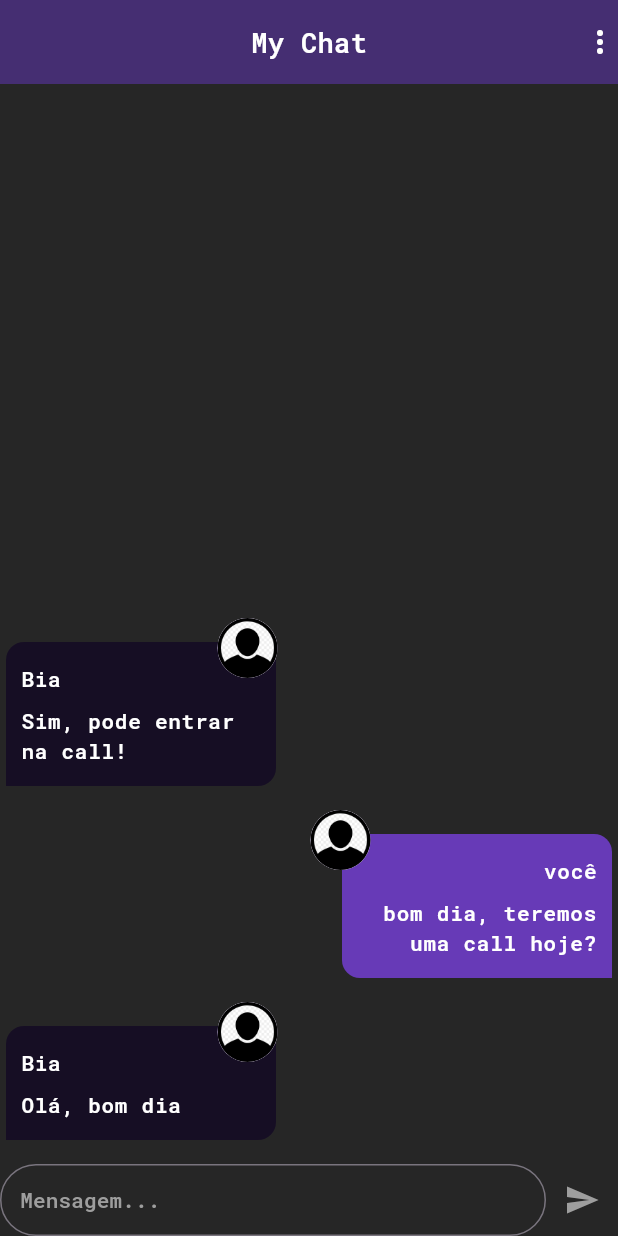
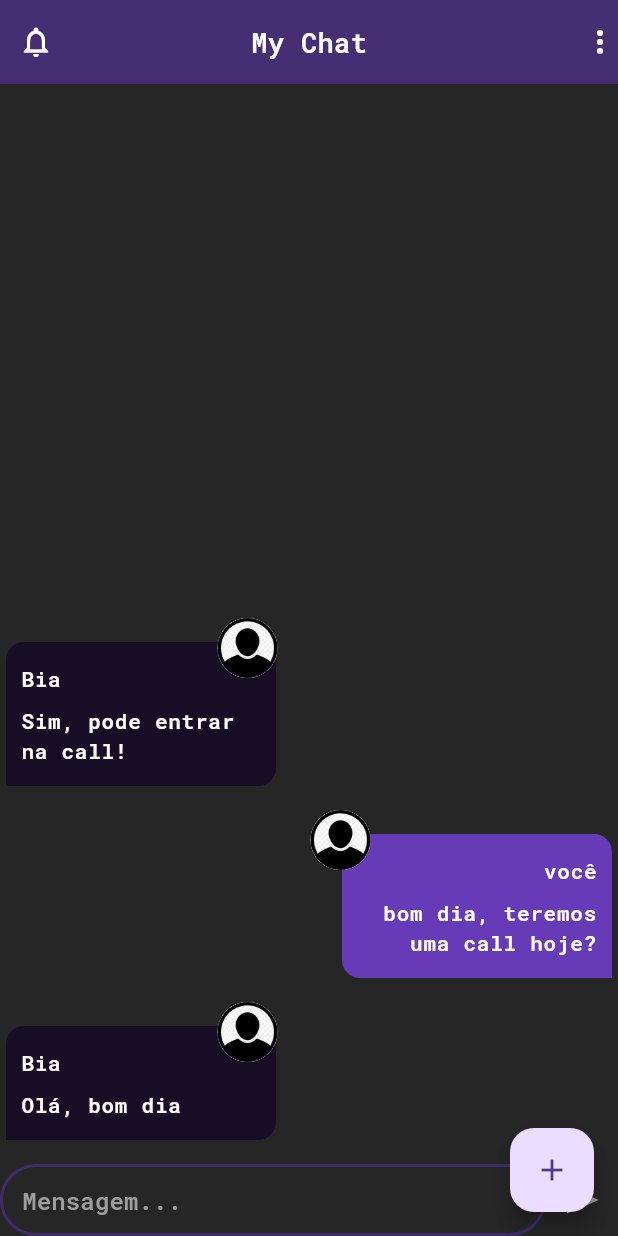
Before and after one commit to Brennez/Flutter-course, a Flutter app: the screen it shows after launch, on a phone screen of 412 x 824 dp. Run offline on Flutter 3.47's test engine with Material 2 defaults, Android fonts, the light colour scheme and no system bars; our stand-ins replace font_awesome_flutter, google_maps_flutter, image_picker, location, shared_preferences, sqflite; accounts and stored records are empty.

Commit message:
feat: notifications page created

```diff
--- a/chat/lib/components/new_message.dart
+++ b/chat/lib/components/new_message.dart
@@ -39,8 +39,16 @@ class _NewMessageState extends State<NewMessage> {
               contentPadding: const EdgeInsets.all(1),
               border: OutlineInputBorder(
                 borderRadius: BorderRadius.circular(28),
-                borderSide: const BorderSide(
-                  width: 1,
+                borderSide: BorderSide(
+                  width: 2,
+                  color: Theme.of(context).primaryColor,
+                ),
+              ),
+              enabledBorder: OutlineInputBorder(
+                borderRadius: BorderRadius.circular(28),
+                borderSide: BorderSide(
+                  width: 2,
+                  color: Theme.of(context).primaryColor,
                 ),
               ),
             ),
--- a/chat/lib/core/services/notification/push_notification_service.dart
+++ b/chat/lib/core/services/notification/chat_notification_service.dart
@@ -1,10 +1,14 @@
 import 'package:chat/core/models/chat_notification.dart';
 import 'package:flutter/material.dart';
 
-class PushNotificationService with ChangeNotifier {
+class ChatNotificationService with ChangeNotifier {
   List<ChatNotification> _items = [];
 
   List<ChatNotification> get items => [..._items];
+
+  int get itemCount {
+    return _items.length;
+  }
 
   void add(ChatNotification notification) {
     _items.add(notification);
--- a/chat/lib/main.dart
+++ b/chat/lib/main.dart
@@ -1,4 +1,4 @@
-import 'package:chat/core/services/notification/push_notification_service.dart';
+import 'package:chat/core/services/notification/chat_notification_service.dart';
 import 'package:chat/pages/auth_or_app_page.dart';
 import 'package:flutter/material.dart';
 import 'package:chat/utils/theme.dart';
@@ -15,7 +15,7 @@ class MyApp extends StatelessWidget {
   Widget build(BuildContext context) {
     return MultiProvider(
       providers: [
-        ChangeNotifierProvider(create: (context) => PushNotificationService())
+        ChangeNotifierProvider(create: (context) => ChatNotificationService())
       ],
       child: MaterialApp(
         debugShowCheckedModeBanner: false,
--- a/chat/lib/pages/chat_page.dart
+++ b/chat/lib/pages/chat_page.dart
@@ -1,13 +1,22 @@
-import 'package:chat/components/messages.dart';
-import 'package:chat/components/new_message.dart';
-import 'package:chat/core/services/auth/auth_service.dart';
+import 'dart:math';
 import 'package:flutter/material.dart';
+import 'package:provider/provider.dart';
+
+import '../components/messages.dart';
+import '../components/new_message.dart';
+import '../core/models/chat_notification.dart';
+import '../core/services/auth/auth_service.dart';
+import '../core/services/notification/chat_notification_service.dart';
+import '../pages/notification_page.dart';
 
 class ChatPage extends StatelessWidget {
   const ChatPage({super.key});
 
   @override
   Widget build(BuildContext context) {
+    int notifications =
+        Provider.of<ChatNotificationService>(context, listen: true).itemCount;
+
     return Scaffold(
       backgroundColor: Theme.of(context).canvasColor,
       appBar: AppBar(
@@ -18,13 +27,50 @@ class ChatPage extends StatelessWidget {
         ),
         elevation: 4,
         centerTitle: true,
+        leading: Container(
+          margin: const EdgeInsets.only(top: 4),
+          child: Stack(
+            children: [
+              IconButton(
+                  onPressed: () {
+                    Navigator.of(context).push(
+                      MaterialPageRoute(
+                        builder: (context) => NotificationPage(),
+                      ),
+                    );
+                  },
+                  icon: Icon(
+                    notifications > 0
+                        ? Icons.notifications
+                        : Icons.notifications_none,
+                    color: Colors.white,
+                  )),
+              if (notifications > 0)
+                Positioned(
+                  top: 5,
+                  left: 22,
+                  child: CircleAvatar(
+                    maxRadius: 10,
+                    backgroundColor: Colors.pinkAccent,
+                    child: Text(
+                      '${notifications}',
+                      style: Theme.of(context).textTheme.labelSmall?.copyWith(
+                            color: Colors.white,
+                            fontSize: 12,
+                          ),
+                    ),
+                  ),
+                ),
+            ],
+          ),
+        ),
         actions: [
-            DropdownButton(
+          DropdownButtonHideUnderline(
+            child: DropdownButton(
               icon: const Icon(
                 Icons.more_vert_rounded,
                 color: Colors.white,
               ),
-              underline: Text(''),
               items: [
                 DropdownMenuItem(
                   value: 'logout',
@@ -48,14 +94,15 @@ class ChatPage extends StatelessWidget {
                       ],
                     ),
                   ),
-                )
+                ),
               ],
               onChanged: (value) {
                 if (value == 'logout') {
                   AuthService().logout();
                 }
               },
-            )
+            ),
+          ),
         ],
       ),
       body: SafeArea(
@@ -65,6 +112,16 @@ class ChatPage extends StatelessWidget {
             NewMessage(),
           ],
         ),
-        ));
+      ),
+      floatingActionButton: FloatingActionButton(
+          onPressed: () {
+            Provider.of<ChatNotificationService>(context, listen: false).add(
+              ChatNotification(
+                  title: 'Mais uma notificação!',
+                  body: Random().nextDouble().toString()),
+            );
+          },
+          child: Icon(Icons.add)),
+    );
   }
 }
--- a/chat/lib/utils/theme.dart
+++ b/chat/lib/utils/theme.dart
@@ -25,6 +25,7 @@ ThemeData lightTheme = ThemeData(
       labelLarge: TextStyle(
         color: Colors.white,
         fontWeight: FontWeight.w600,
+        fontSize: 16,
       ),
       labelSmall: TextStyle(
         color: Color(0xff422B6D),
```
Also changed, not shown: chat/lib/pages/notification_page.dart (added, +50 -0 lines). Lines whose indentation alone changed are shown as unchanged.
